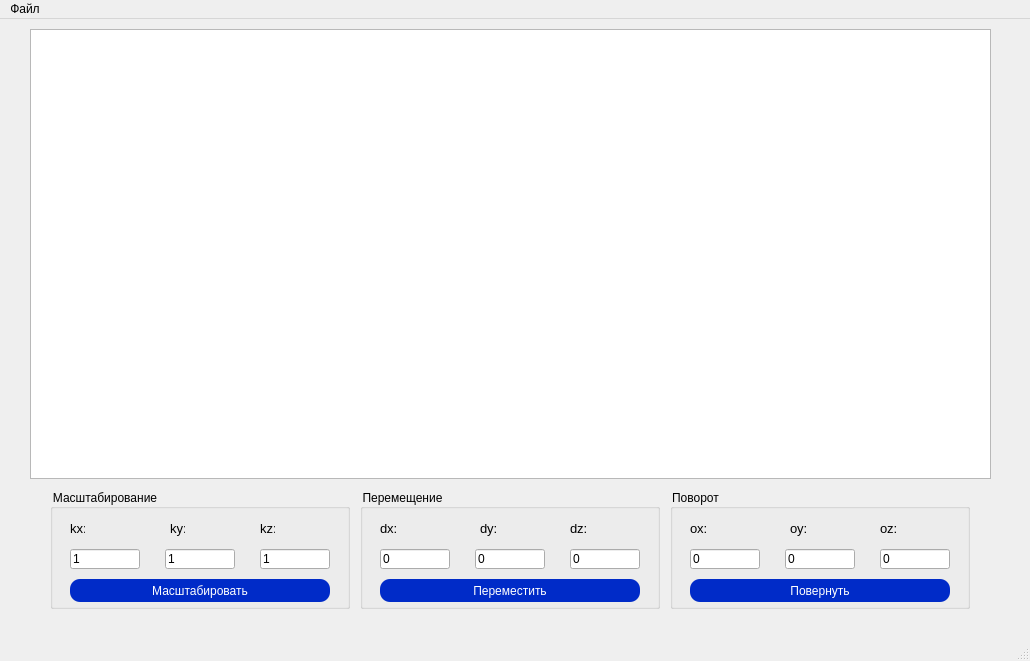
First picture: the form in lab1/mainwindow.ui, repository p1xelse/bmstu-oop, before the edit.
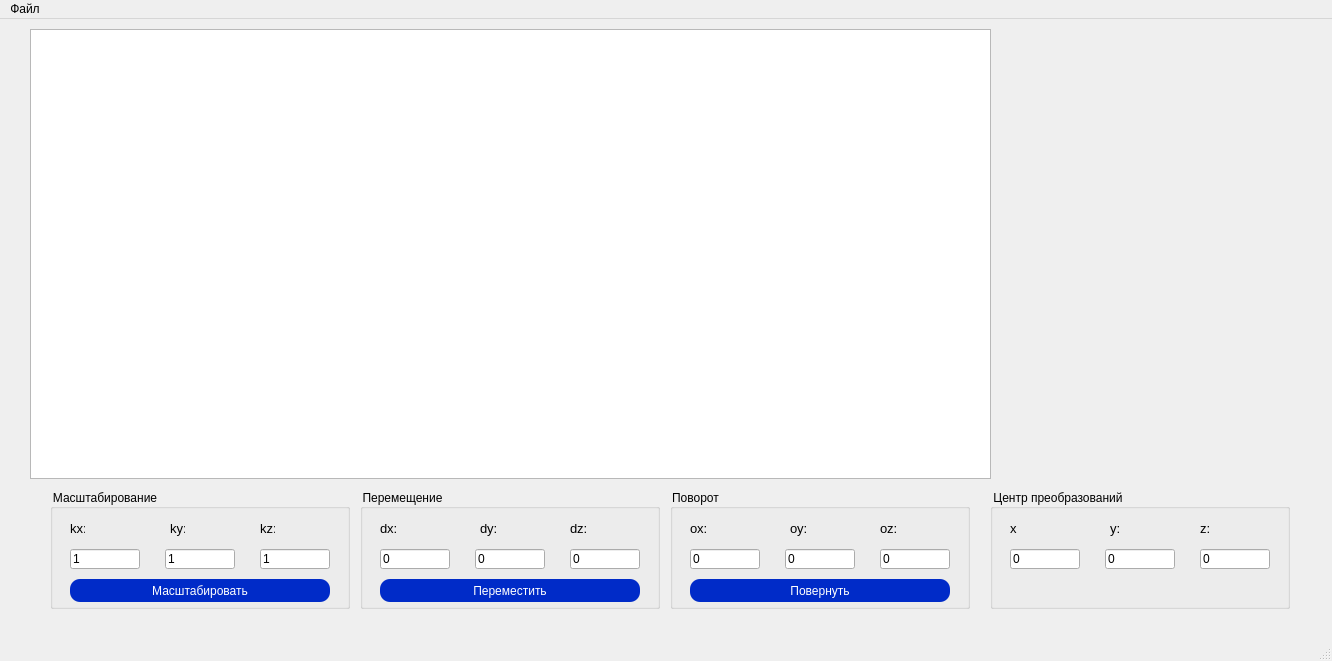
Second picture: the form after the edit.

What changed in the file:
```diff
--- a/lab1/mainwindow.ui
+++ b/lab1/mainwindow.ui
@@ -6,7 +6,7 @@
    <rect>
     <x>0</x>
     <y>0</y>
-    <width>1030</width>
+    <width>1332</width>
     <height>661</height>
    </rect>
   </property>
@@ -465,14 +465,153 @@
      </property>
     </widget>
    </widget>
+   <widget class="QGroupBox" name="group_Move_4">
+    <property name="geometry">
+     <rect>
+      <x>990</x>
+      <y>470</y>
+      <width>300</width>
+      <height>120</height>
+     </rect>
+    </property>
+    <property name="autoFillBackground">
+     <bool>false</bool>
+    </property>
+    <property name="styleSheet">
+     <string notr="true">color: black</string>
+    </property>
+    <property name="title">
+     <string>Центр преобразований</string>
+    </property>
+    <property name="flat">
+     <bool>false</bool>
+    </property>
+    <widget class="QLineEdit" name="lineEdit_centerX">
+     <property name="geometry">
+      <rect>
+       <x>20</x>
+       <y>60</y>
+       <width>70</width>
+       <height>20</height>
+      </rect>
+     </property>
+     <property name="styleSheet">
+      <string notr="true">color: black</string>
+     </property>
+     <property name="text">
+      <string>0</string>
+     </property>
+    </widget>
+    <widget class="QLineEdit" name="lineEdit_centerY">
+     <property name="geometry">
+      <rect>
+       <x>115</x>
+       <y>60</y>
+       <width>70</width>
+       <height>20</height>
+      </rect>
+     </property>
+     <property name="styleSheet">
+      <string notr="true">color: black</string>
+     </property>
+     <property name="text">
+      <string>0</string>
+     </property>
+    </widget>
+    <widget class="QLineEdit" name="lineEdit_centerZ">
+     <property name="geometry">
+      <rect>
+       <x>210</x>
+       <y>60</y>
+       <width>70</width>
+       <height>20</height>
+      </rect>
+     </property>
+     <property name="autoFillBackground">
+      <bool>false</bool>
+     </property>
+     <property name="styleSheet">
+      <string notr="true">color: black</string>
+     </property>
+     <property name="text">
+      <string>0</string>
+     </property>
+     <property name="frame">
+      <bool>true</bool>
+     </property>
+     <property name="echoMode">
+      <enum>QLineEdit::Normal</enum>
+     </property>
+     <property name="dragEnabled">
+      <bool>false</bool>
+     </property>
+    </widget>
+    <widget class="QLabel" name="label_TurnX_2">
+     <property name="geometry">
+      <rect>
+       <x>20</x>
+       <y>30</y>
+       <width>17</width>
+       <height>18</height>
+      </rect>
+     </property>
+     <property name="font">
+      <font>
+       <pointsize>10</pointsize>
+      </font>
+     </property>
+     <property name="styleSheet">
+      <string notr="true"/>
+     </property>
+     <property name="text">
+      <string>x</string>
+     </property>
+    </widget>
+    <widget class="QLabel" name="label_TurnY_2">
+     <property name="geometry">
+      <rect>
+       <x>120</x>
+       <y>30</y>
+       <width>17</width>
+       <height>18</height>
+      </rect>
+     </property>
+     <property name="font">
+      <font>
+       <pointsize>10</pointsize>
+      </font>
+     </property>
+     <property name="text">
+      <string>y:</string>
+     </property>
+    </widget>
+    <widget class="QLabel" name="label_TurnZ_2">
+     <property name="geometry">
+      <rect>
+       <x>210</x>
+       <y>30</y>
+       <width>17</width>
+       <height>18</height>
+      </rect>
+     </property>
+     <property name="font">
+      <font>
+       <pointsize>10</pointsize>
+      </font>
+     </property>
+     <property name="text">
+      <string>z:</string>
+     </property>
+    </widget>
+   </widget>
   </widget>
   <widget class="QMenuBar" name="menuBar">
    <property name="geometry">
     <rect>
      <x>0</x>
      <y>0</y>
-     <width>1030</width>
-     <height>21</height>
+     <width>1332</width>
+     <height>22</height>
     </rect>
    </property>
    <widget class="QMenu" name="menuOOP_Lab1_Obergan">
```
